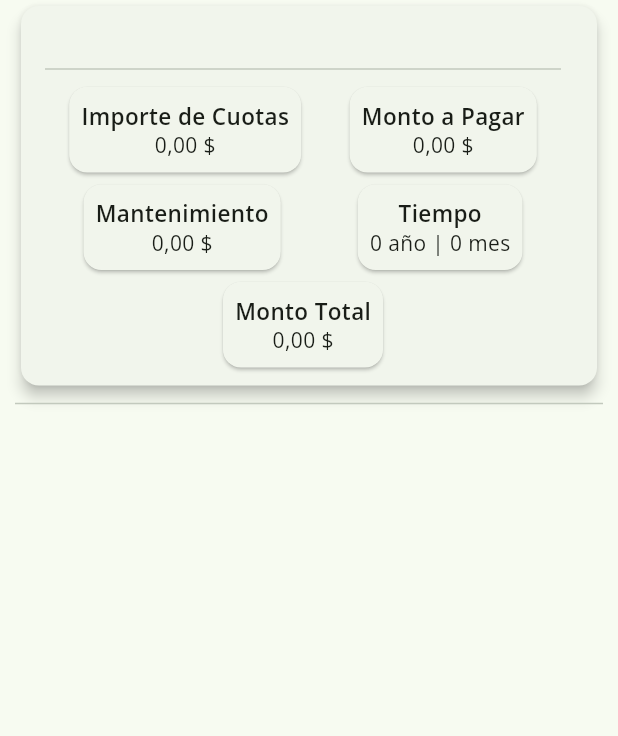
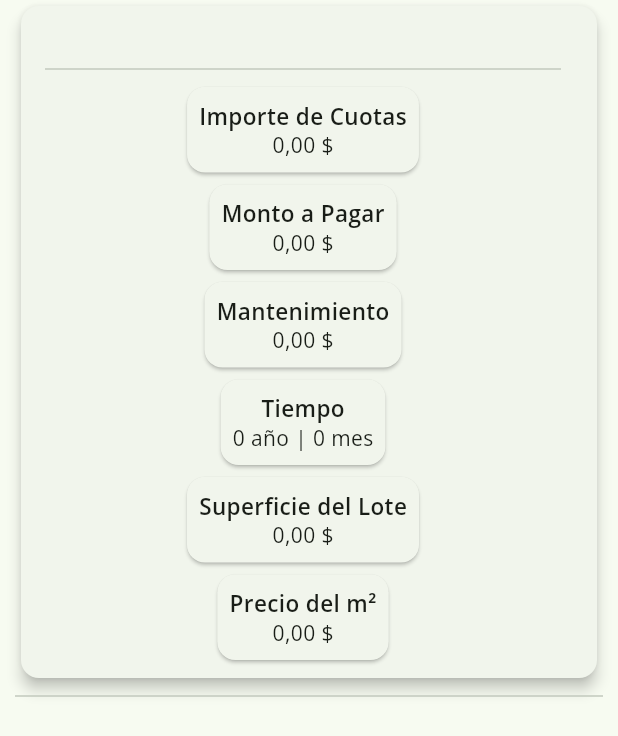
Before and after one commit to Jose20025/cotizador, a Flutter app: the CotizacionCard widget shown alone on an empty page, opened directly with empty values, on a phone screen of 412 x 824 dp. Shown: the top 736 px of the screen. Run offline on Flutter 3.47's test engine with Material 2 defaults, Android fonts, the phone set to English and light mode, and no system bars; our stand-ins replace shared_preferences; accounts and stored records are empty.

```diff
--- a/lib/custom/cotizacion_tile.dart
+++ b/lib/custom/cotizacion_tile.dart
@@ -28,9 +28,6 @@ class CotizacionCard extends StatelessWidget {
               subtitle: Column(
                 children: [
                   const Divider(),
-                  Row(
-                    mainAxisAlignment: MainAxisAlignment.spaceAround,
-                    children: [
                   MiniCard(
                       title: 'Importe de Cuotas',
                       subtitle: NumberFormat.currency()
@@ -38,12 +35,7 @@ class CotizacionCard extends StatelessWidget {
                   MiniCard(
                       title: 'Monto a Pagar',
                       subtitle: NumberFormat.currency()
-                              .format(cotizacion.montoPagar))
-                    ],
-                  ),
-                  Row(
-                    mainAxisAlignment: MainAxisAlignment.spaceAround,
-                    children: [
+                          .format(cotizacion.montoPagar)),
                   MiniCard(
                       title: 'Mantenimiento',
                       subtitle: NumberFormat.currency()
@@ -52,14 +44,17 @@ class CotizacionCard extends StatelessWidget {
                     title: 'Tiempo',
                     subtitle:
                         '${NumberFormat.decimalPatternDigits().format(cotizacion.tiempo / 12)} ${cotizacion.tiempo > 1 ? "años" : "año"} | ${NumberFormat.decimalPatternDigits().format(cotizacion.tiempo)} ${(cotizacion.tiempo * 24) > 1 ? "meses" : "mes"}',
-                      )
-                    ],
                   ),
                   MiniCard(
-                    title: 'Monto Total',
+                    title: 'Superficie del Lote',
                     subtitle:
-                        NumberFormat.currency().format(cotizacion.montoTotal),
-                  )
+                        NumberFormat.currency().format(cotizacion.superficie),
+                  ),
+                  MiniCard(
+                    title: 'Precio del m²',
+                    subtitle: NumberFormat.currency()
+                        .format(cotizacion.precioMetroCuadrado),
+                  ),
                 ],
               ),
             ),
```
Lines whose indentation alone changed are shown as unchanged.
